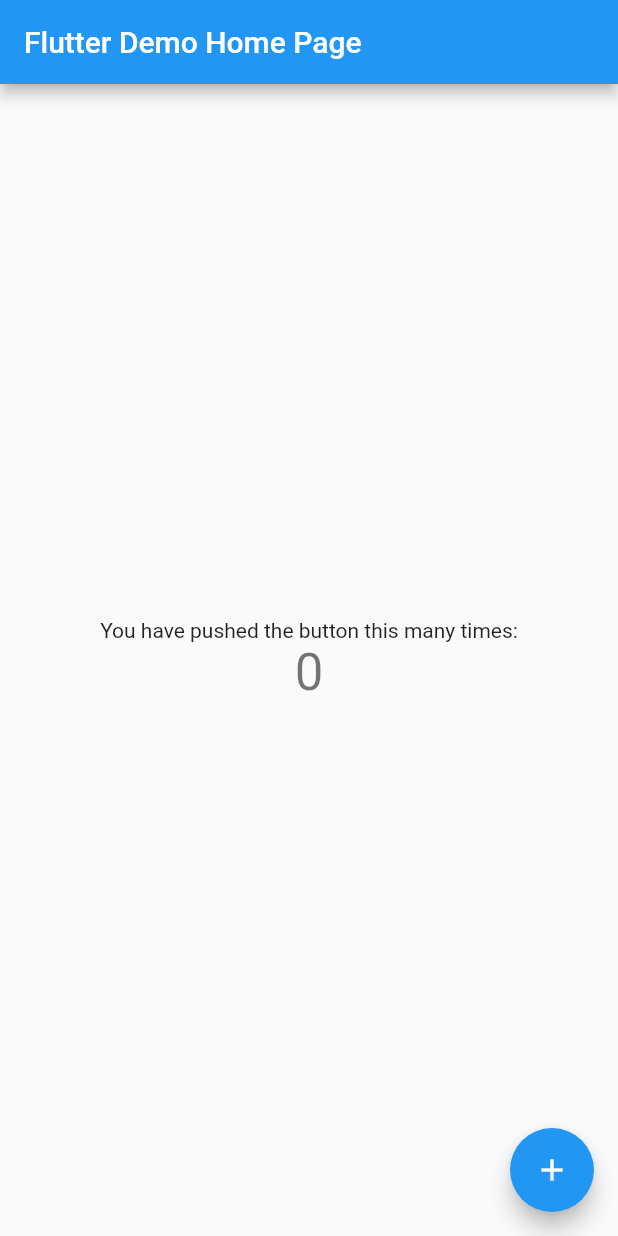
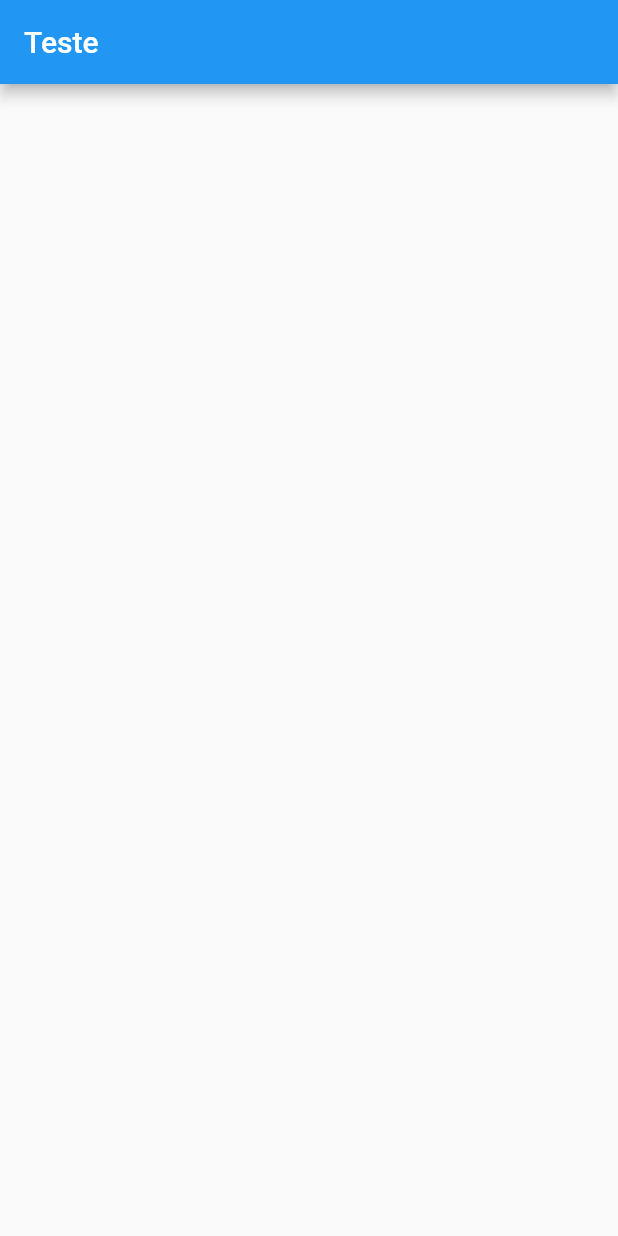
Before and after one commit to RaphaelfsOliveira/flutter_course_balta_io_alcool_gasolina, a Flutter app: the screen it shows after launch, on a phone screen of 412 x 824 dp. Run offline on Flutter 3.47's test engine with Material 2 defaults, Android fonts, the phone set to English and light mode, and no system bars.

```diff
--- a/app/lib/main.dart
+++ b/app/lib/main.dart
@@ -7,105 +7,23 @@ class MyApp extends StatelessWidget {
   @override
   Widget build(BuildContext context) {
     return MaterialApp(
-      title: 'Flutter Demo',
+      title: 'Alcool ou Gasolina',
+      debugShowCheckedModeBanner: false,
       theme: ThemeData(
-        // This is the theme of your application.
-        //
-        // Try running your application with "flutter run". You'll see the
-        // application has a blue toolbar. Then, without quitting the app, try
-        // changing the primarySwatch below to Colors.green and then invoke
-        // "hot reload" (press "r" in the console where you ran "flutter run",
-        // or simply save your changes to "hot reload" in a Flutter IDE).
-        // Notice that the counter didn't reset back to zero; the application
-        // is not restarted.
         primarySwatch: Colors.blue,
       ),
-      home: MyHomePage(title: 'Flutter Demo Home Page'),
+      home: HomePage(),
     );
   }
 }
 
-class MyHomePage extends StatefulWidget {
-  MyHomePage({Key key, this.title}) : super(key: key);
-
-  // This widget is the home page of your application. It is stateful, meaning
-  // that it has a State object (defined below) that contains fields that affect
-  // how it looks.
-
-  // This class is the configuration for the state. It holds the values (in this
-  // case the title) provided by the parent (in this case the App widget) and
-  // used by the build method of the State. Fields in a Widget subclass are
-  // always marked "final".
-
-  final String title;
-
-  @override
-  _MyHomePageState createState() => _MyHomePageState();
-}
-
-class _MyHomePageState extends State<MyHomePage> {
-  int _counter = 0;
-
-  void _incrementCounter() {
-    setState(() {
-      // This call to setState tells the Flutter framework that something has
-      // changed in this State, which causes it to rerun the build method below
-      // so that the display can reflect the updated values. If we changed
-      // _counter without calling setState(), then the build method would not be
-      // called again, and so nothing would appear to happen.
-      _counter++;
-    });
-  }
-
+class HomePage extends StatelessWidget {
   @override
   Widget build(BuildContext context) {
-    // This method is rerun every time setState is called, for instance as done
-    // by the _incrementCounter method above.
-    //
-    // The Flutter framework has been optimized to make rerunning build methods
-    // fast, so that you can just rebuild anything that needs updating rather
-    // than having to individually change instances of widgets.
     return Scaffold(
       appBar: AppBar(
-        // Here we take the value from the MyHomePage object that was created by
-        // the App.build method, and use it to set our appbar title.
-        title: Text(widget.title),
+        title: Text('Teste'),
       ),
-      body: Center(
-        // Center is a layout widget. It takes a single child and positions it
-        // in the middle of the parent.
-        child: Column(
-          // Column is also a layout widget. It takes a list of children and
-          // arranges them vertically. By default, it sizes itself to fit its
-          // children horizontally, and tries to be as tall as its parent.
-          //
-          // Invoke "debug painting" (press "p" in the console, choose the
-          // "Toggle Debug Paint" action from the Flutter Inspector in Android
-          // Studio, or the "Toggle Debug Paint" command in Visual Studio Code)
-          // to see the wireframe for each widget.
-          //
-          // Column has various properties to control how it sizes itself and
-          // how it positions its children. Here we use mainAxisAlignment to
-          // center the children vertically; the main axis here is the vertical
-          // axis because Columns are vertical (the cross axis would be
-          // horizontal).
-          mainAxisAlignment: MainAxisAlignment.center,
-          children: <Widget>[
-            Text(
-              'You have pushed the button this many times:',
-            ),
-            Text(
-              '$_counter',
-              style: Theme.of(context).textTheme.display1,
-            ),
-          ],
-        ),
-      ),
-      floatingActionButton: FloatingActionButton(
-        onPressed: _incrementCounter,
-        tooltip: 'Increment',
-        child: Icon(Icons.add),
-      ), // This trailing comma makes auto-formatting nicer for build methods.
     );
   }
 }
--- a/app/pubspec.yaml
+++ b/app/pubspec.yaml
@@ -23,6 +23,7 @@ dependencies:
   # The following adds the Cupertino Icons font to your application.
   # Use with the CupertinoIcons class for iOS style icons.
   cupertino_icons: ^0.1.2
+  flutter_masked_text: ^0.8.0
 
 dev_dependencies:
   flutter_test:
```
Also changed, not shown: app/assets/fonts/BigShouldersDisplay-Light.ttf (added), app/assets/images/aog-white.png (added), app/pubspec.lock, 1 other file.
